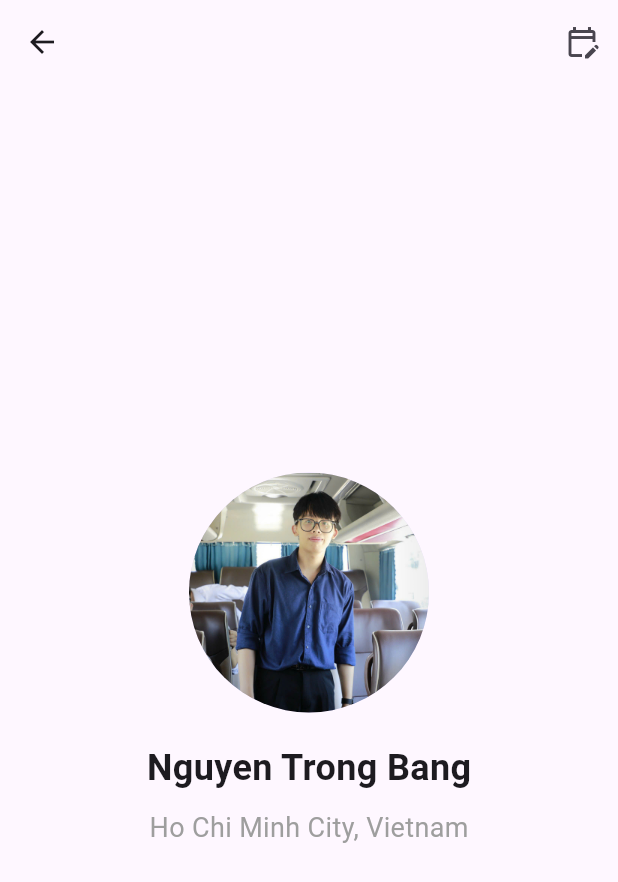
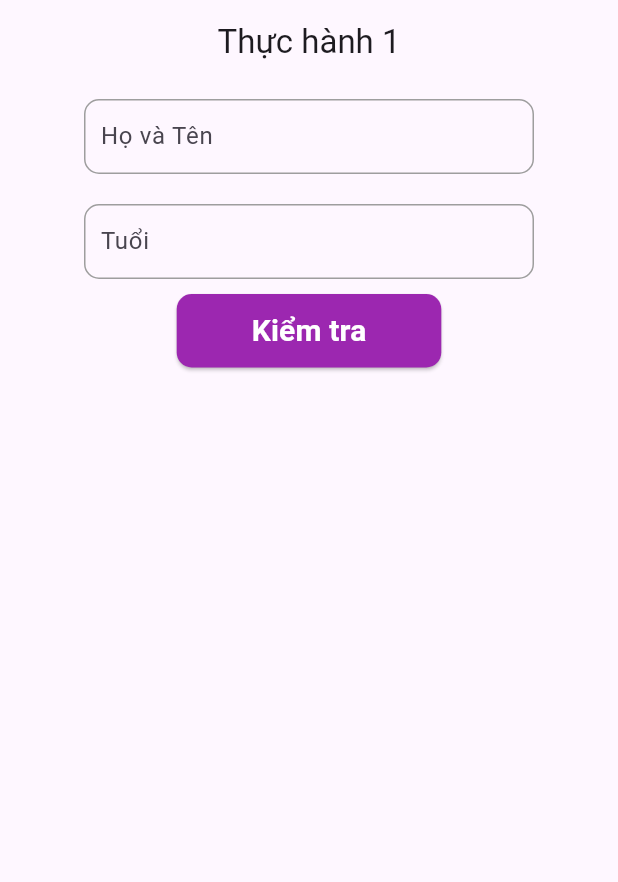
Before and after one commit to bangnguyen2264/laptrinh_tbdd, a Flutter app: the screen it shows after launch, on a phone screen of 412 x 824 dp. Shown: the top 882 px of the screen. Run offline on Flutter 3.47's test engine with Material 3 defaults, Android fonts, the phone set to English and light mode, and no system bars.

Commit message:
Thêm bài thực hành 1

```diff
--- a/Source code/baitap_laptrinhtbdd/lib/main.dart
+++ b/Source code/baitap_laptrinhtbdd/lib/main.dart
@@ -1,4 +1,5 @@
 import 'package:baitap_laptrinhtbdd/baitap_tuan_1.dart';
+import 'package:baitap_laptrinhtbdd/thuchanh_1.dart';
 import 'package:flutter/material.dart';
 
 void main() {
@@ -14,7 +15,7 @@ class MyApp extends StatelessWidget {
     return MaterialApp(
       title: 'Bài tập lập trình thiết bị di động',
       debugShowCheckedModeBanner: false,
-      home: Home(),
+      home: Thuchanh1(),
     );
   }
 }
--- /dev/null
+++ b/Source code/baitap_laptrinhtbdd/lib/thuchanh_1.dart
@@ -0,0 +1,97 @@
+import 'package:flutter/material.dart';
+
+class Thuchanh1 extends StatefulWidget {
+  const Thuchanh1({super.key});
+
+  @override
+  State<Thuchanh1> createState() => _Thuchanh1State();
+}
+
+class _Thuchanh1State extends State<Thuchanh1> {
+  final TextEditingController _nameController = TextEditingController();
+  final TextEditingController _ageController = TextEditingController();
+  bool _isSubmitted = false;
+  String response = '';
+  @override
+  Widget build(BuildContext context) {
+    return Scaffold(
+        appBar: AppBar(
+          title: Text('Thực hành 1'),
+          centerTitle: true,
+        ),
+        body: Center(
+          child: Column(
+            children: [
+              _buildTextFIeld('Họ và Tên', _nameController),
+              _buildTextFIeld('Tuổi', _ageController),
+              ElevatedButton(
+                style: ButtonStyle(
+                  backgroundColor:
+                      MaterialStateProperty.all<Color>(Colors.purple),
+                  shape: MaterialStateProperty.all<RoundedRectangleBorder>(
+                    RoundedRectangleBorder(
+                      borderRadius: BorderRadius.circular(10),
+                    ),
+                  ),
+                  padding: MaterialStateProperty.all<EdgeInsetsGeometry>(
+                    EdgeInsets.symmetric(horizontal: 50, vertical: 10),
+                  ),
+                ),
+                onPressed: () {
+                  setState(() {
+                    _isSubmitted = true;
+                    response = _checkAge();
+                  });
+                },
+                child: Text('Kiểm tra',
+                    style: TextStyle(
+                        fontSize: 20,
+                        color: Colors.white,
+                        fontWeight: FontWeight.bold)),
+              ),
+              SizedBox(height: 20),
+              if (_isSubmitted)
+                Text(
+                  response,
+                  style: TextStyle(fontSize: 20),
+                ),
+            ],
+          ),
+        ));
+  }
+
+  Widget _buildTextFIeld(String label, TextEditingController controller) {
+    return Container(
+      margin: EdgeInsets.symmetric(vertical: 10),
+      width: 300,
+      height: 50,
+      decoration: BoxDecoration(
+        border: Border.all(color: Colors.grey),
+        borderRadius: BorderRadius.circular(10),
+      ),
+      child: TextField(
+        controller: controller, // Thêm dòng này để liên kết controller
+        decoration: InputDecoration(
+          contentPadding: EdgeInsets.only(left: 10),
+          labelText: label,
+          border: InputBorder.none,
+        ),
+      ),
+    );
+  }
+
+  String _checkAge() {
+    final int age = int.tryParse(_ageController.text) ?? 0;
+    if (age == 0) {
+      return 'Vui lòng nhập tuổi';
+    } else if (age < 18) {
+      return 'Bạn là thiếu niên';
+    } else if (age < 30) {
+      return 'Bạn là thanh niên';
+    }
+    if (age < 50) {
+      return 'Bạn là người trung niên';
+    }
+    return 'Bạn là người già';
+  }
+}
```
